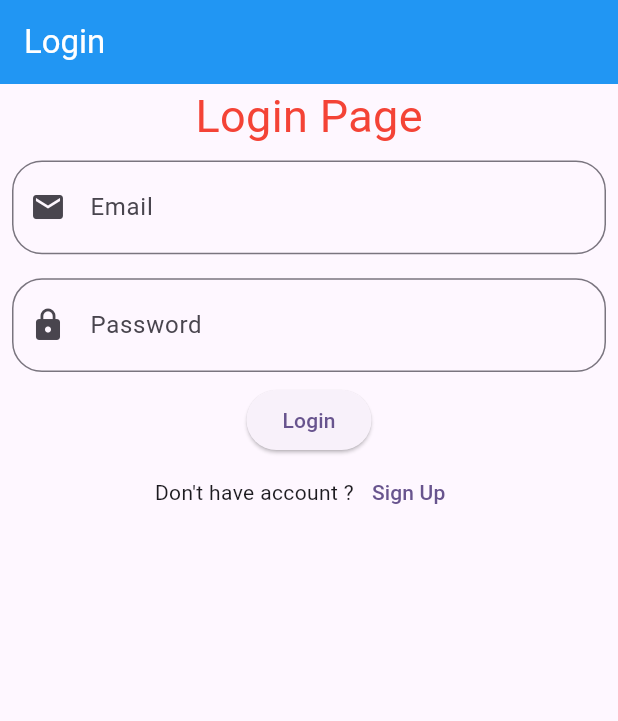
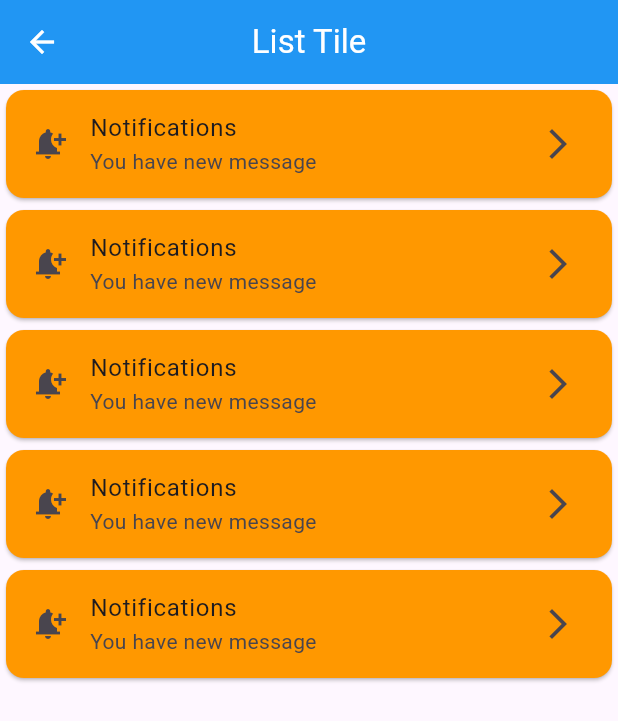
Before and after one commit to AbRehman536/Flutter_sec_10, a Flutter app: the screen it shows after launch, on a phone screen of 412 x 824 dp. Shown: the top 721 px of the screen. Run offline on Flutter 3.47's test engine with Material 3 defaults, Android fonts, the phone set to English and light mode, and no system bars.

Commit message:
List View done

```diff
--- /dev/null
+++ b/lib/listview_demo.dart
@@ -0,0 +1,32 @@
+import 'package:flutter/material.dart';
+
+class ListTileDemo extends StatelessWidget {
+  const ListTileDemo({super.key});
+
+  @override
+  Widget build(BuildContext context) {
+    return Scaffold(
+      appBar: AppBar(
+        leading: Icon(Icons.arrow_back),
+        title: Text("List Tile"),
+        backgroundColor: Colors.blue,
+        foregroundColor: Colors.white,
+        centerTitle: true,
+      ),
+      body: ListView.builder(
+        itemCount: 5,
+        itemBuilder: (BuildContext context, int index) {
+           return Card(
+             color: Colors.orange,
+             child: ListTile(
+              leading: Icon(Icons.notification_add),
+              title: Text("Notifications"),
+              subtitle: Text("You have new message"),
+              trailing: Icon(Icons.arrow_forward_ios),
+                       ),
+           );
+        },
+      ),
+    );
+  }
+}
--- a/lib/main.dart
+++ b/lib/main.dart
@@ -1,6 +1,7 @@
 import 'package:flutter/material.dart';
 import 'package:flutter_sec_10/assets_images.dart';
 import 'package:flutter_sec_10/floating_action_button.dart';
+import 'package:flutter_sec_10/listview_demo.dart';
 import 'package:flutter_sec_10/login_form.dart';
 import 'package:flutter_sec_10/nested_row_column.dart';
 import 'package:flutter_sec_10/network_image.dart';
@@ -38,7 +39,7 @@ class MyApp extends StatelessWidget {
         // tested with just a hot reload.
         colorScheme: ColorScheme.fromSeed(seedColor: Colors.deepPurple),
       ),
-      home: LoginFormDemo(),
+      home: ListTileDemo(),
     );
   }
 }
```
